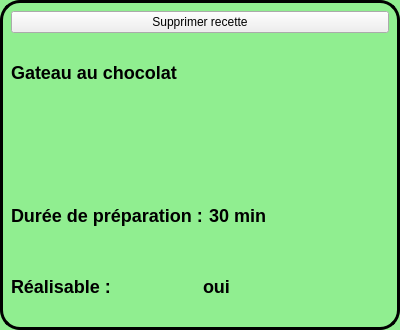
This is vignetterecette.ui in ACoupat/Refrigestion as Qt 5 draws it before an edit. The edited form follows.
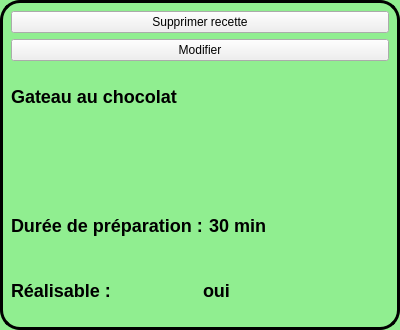
This is the edited form. Icons and pictures are not drawn.

Patch:
```diff
--- a/vignetterecette.ui
+++ b/vignetterecette.ui
@@ -49,6 +49,13 @@
      </property>
     </widget>
    </item>
+   <item>
+    <widget class="QPushButton" name="modifButton">
+     <property name="text">
+      <string>Modifier</string>
+     </property>
+    </widget>
+   </item>
    <item>
     <widget class="QLabel" name="labelNom">
      <property name="text">
```
